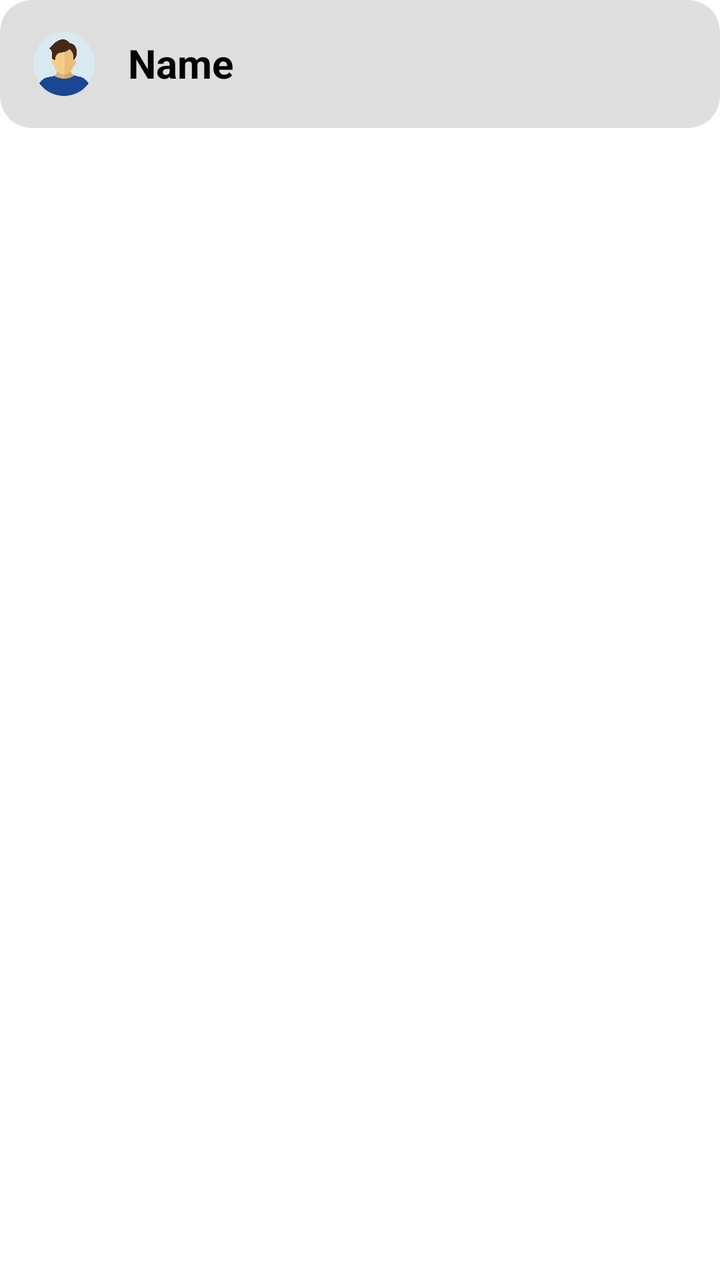
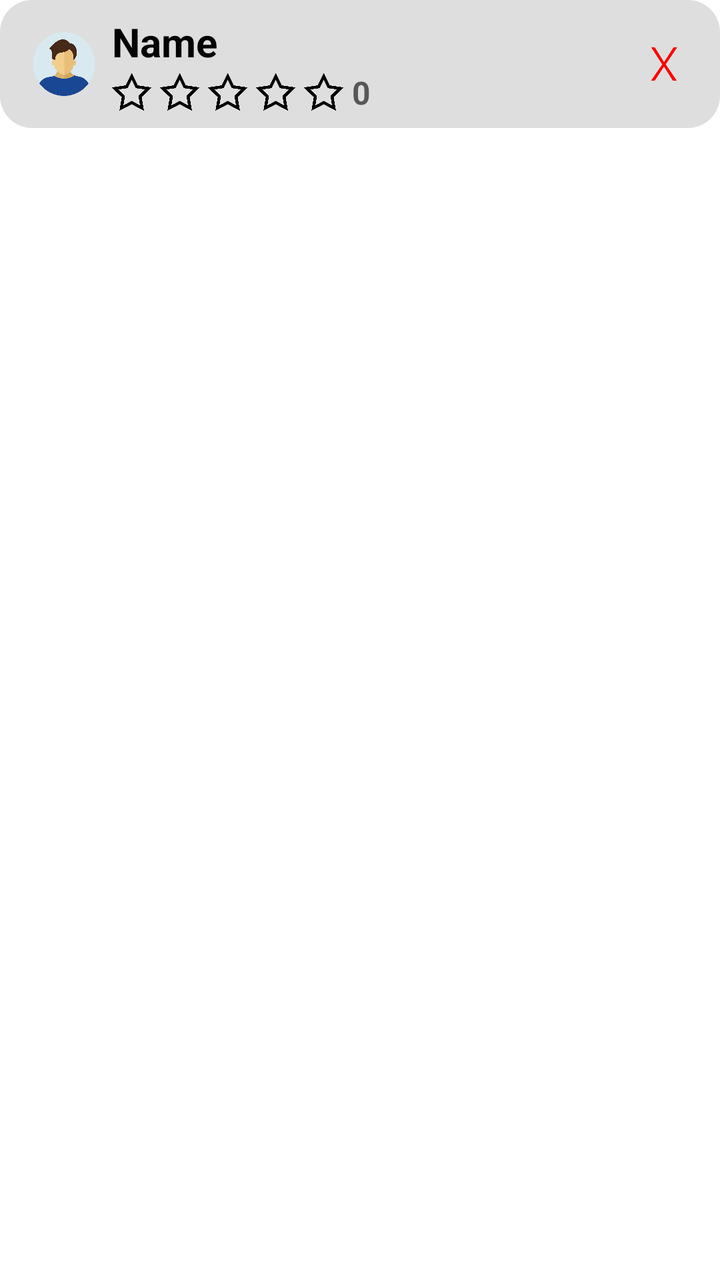

Compare the two renders of this Android layout. The source of the first and the diff that turns it into the second are given below.
<!-- AndroidManifest.xml: application theme Theme.TFG -->
<!-- res/layout/rv_player.xml -->
<?xml version="1.0" encoding="utf-8"?>
<androidx.constraintlayout.widget.ConstraintLayout xmlns:android="http://schemas.android.com/apk/res/android"
    xmlns:app="http://schemas.android.com/apk/res-auto"
    xmlns:tools="http://schemas.android.com/tools"
    android:layout_width="match_parent"
    android:layout_height="80dp"
    android:background="?attr/colorPrimary">

    <LinearLayout
        android:id="@+id/sportButton"
        android:layout_width="0dp"
        android:layout_height="64dp"
        android:background="@drawable/rounded_button_grey"
        android:gravity="center"
        android:orientation="horizontal"
        android:padding="12dp"
        app:layout_constraintEnd_toEndOf="parent"
        app:layout_constraintStart_toStartOf="parent"
        app:layout_constraintTop_toTopOf="parent">

    </LinearLayout>

    <TextView
        android:id="@+id/sportText"
        android:layout_width="0dp"
        android:layout_height="28dp"
        android:layout_marginStart="16dp"
        android:layout_marginEnd="16dp"
        android:text="Name"
        android:textColor="?attr/colorContrast"
        android:textSize="20sp"
        android:textStyle="bold"
        app:layout_constraintBottom_toBottomOf="@+id/imageView2"
        app:layout_constraintEnd_toStartOf="@+id/imageView2"
        app:layout_constraintStart_toEndOf="@+id/profilePic"
        app:layout_constraintTop_toTopOf="@+id/imageView2" />

    <ImageView
        android:id="@+id/imageView2"
        android:layout_width="24dp"
        android:layout_height="24dp"
        android:layout_marginEnd="16dp"
        android:layout_weight="1"
        android:tint="#FF0000"
        android:visibility="gone"
        app:layout_constraintBottom_toBottomOf="@+id/profilePic"
        app:layout_constraintEnd_toEndOf="parent"
        app:layout_constraintTop_toTopOf="@+id/profilePic"
        app:srcCompat="@drawable/deletequeue" />

    <com.google.android.material.imageview.ShapeableImageView
        android:id="@+id/profilePic"
        style="@style/RoundedImage"
        android:layout_width="32dp"
        android:layout_height="32dp"
        android:layout_marginStart="16dp"
        android:layout_marginTop="16dp"
        app:layout_constraintStart_toStartOf="parent"
        app:layout_constraintTop_toTopOf="parent"
        app:srcCompat="@drawable/man" />

    <ImageView
        android:id="@+id/Crown"
        android:layout_width="16dp"
        android:layout_height="16dp"
        android:layout_weight="1"
        android:visibility="gone"
        app:layout_constraintBottom_toBottomOf="@+id/profilePic"
        app:layout_constraintEnd_toEndOf="@+id/profilePic"
        app:srcCompat="@drawable/crowniconv2" />

</androidx.constraintlayout.widget.ConstraintLayout>
<!-- resources referenced by this layout -->
<resources>
  <!-- drawable crowniconv2: png bitmap (drawable, 38901 bytes) -->
  <!-- drawable deletequeue: png bitmap (drawable, 4978 bytes) -->
  <!-- drawable man: png bitmap (drawable, 16637 bytes) -->
  <!-- drawable rounded_button_grey (drawable) -->
  <shape xmlns:android="http://schemas.android.com/apk/res/android">
      <solid android:color="?attr/colorBackground2"/>
      <corners android:radius="16dp"/>
      <padding
          android:left="16dp"
          android:right="16dp"
          android:top="10dp"
          android:bottom="10dp"/>
  </shape>
  <style name="RoundedImage">
          <item name="shapeAppearanceOverlay">@style/RoundedCorners</item>
      </style>
  <style name="Theme.TFG" parent="Base.Theme.TFG" />
  <style name="RoundedCorners">
          <item name="cornerFamily">rounded</item>
          <item name="cornerSize">50%</item> 
      </style>
  <style name="Base.Theme.TFG" parent="Theme.Material3.DayNight.NoActionBar">
          <item name="colorPrimary">@color/mainBackgroundWhite</item>
          <item name="colorContrast">@color/mainTextWhite</item>
          <item name="colorBackground2">@color/background2White</item>
          <item name="colorTextSecondary">@color/secondTextWhite</item>
          <item name="globalBlue">@color/globalBlue</item>
      </style>
  <color name="mainBackgroundWhite">#FFFFFF</color>
  <color name="mainTextWhite">#030303</color>
  <color name="background2White">#DEDEDE</color>
  <color name="secondTextWhite">#575757</color>
  <color name="globalBlue">#1E90FF</color>
</resources>

<!-- the commit's change to res/layout/rv_player.xml (unified diff, before → after) -->
@@ -20,20 +20,88 @@
 
     </LinearLayout>
 
-    <TextView
-        android:id="@+id/sportText"
+    <LinearLayout
         android:layout_width="0dp"
-        android:layout_height="28dp"
-        android:layout_marginStart="16dp"
-        android:layout_marginEnd="16dp"
-        android:text="Name"
-        android:textColor="?attr/colorContrast"
-        android:textSize="20sp"
-        android:textStyle="bold"
-        app:layout_constraintBottom_toBottomOf="@+id/imageView2"
+        android:layout_height="wrap_content"
+        android:layout_marginStart="8dp"
+        android:layout_marginEnd="8dp"
+        android:orientation="vertical"
+        app:layout_constraintBottom_toBottomOf="@+id/sportButton"
         app:layout_constraintEnd_toStartOf="@+id/imageView2"
         app:layout_constraintStart_toEndOf="@+id/profilePic"
-        app:layout_constraintTop_toTopOf="@+id/imageView2" />
+        app:layout_constraintTop_toTopOf="parent">
+
+        <TextView
+            android:id="@+id/sportText"
+            android:layout_width="match_parent"
+            android:layout_height="28dp"
+            android:text="Name"
+            android:textColor="?attr/colorContrast"
+            android:textSize="20sp"
+            android:textStyle="bold" />
+
+        <LinearLayout
+            android:id="@+id/starLL"
+            android:layout_width="wrap_content"
+            android:layout_height="wrap_content"
+            android:gravity="center|center_horizontal"
+            android:orientation="horizontal">
+
+            <ImageView
+                android:id="@+id/star1"
+                android:layout_width="20dp"
+                android:layout_height="20dp"
+                android:layout_weight="1"
+                android:tint="?attr/colorContrast"
+                app:srcCompat="@drawable/star_empty" />
+
+            <ImageView
+                android:id="@+id/star2"
+                android:layout_width="20dp"
+                android:layout_height="20dp"
+                android:layout_marginLeft="4dp"
+                android:layout_weight="1"
+                android:tint="?attr/colorContrast"
+                app:srcCompat="@drawable/star_empty" />
+
+            <ImageView
+                android:id="@+id/star3"
+                android:layout_width="20dp"
+                android:layout_height="20dp"
+                android:layout_marginLeft="4dp"
+                android:layout_weight="1"
+                android:tint="?attr/colorContrast"
+                app:srcCompat="@drawable/star_empty" />
+
+            <ImageView
+                android:id="@+id/star4"
+                android:layout_width="20dp"
+                android:layout_height="20dp"
+                android:layout_marginLeft="4dp"
+                android:layout_weight="1"
+                android:tint="?attr/colorContrast"
+                app:srcCompat="@drawable/star_empty" />
+
+            <ImageView
+                android:id="@+id/star5"
+                android:layout_width="20dp"
+                android:layout_height="20dp"
+                android:layout_marginLeft="4dp"
+                android:layout_weight="1"
+                android:tint="?attr/colorContrast"
+                app:srcCompat="@drawable/star_empty" />
+
+            <TextView
+                android:id="@+id/ratingText"
+                android:layout_width="wrap_content"
+                android:layout_height="wrap_content"
+                android:layout_marginLeft="4dp"
+                android:text="0"
+                android:textColor="?attr/colorTextSecondary"
+                android:textSize="16sp"
+                android:textStyle="bold" />
+        </LinearLayout>
+    </LinearLayout>
 
     <ImageView
         android:id="@+id/imageView2"
@@ -42,7 +110,7 @@
         android:layout_marginEnd="16dp"
         android:layout_weight="1"
         android:tint="#FF0000"
-        android:visibility="gone"
+        android:visibility="visible"
         app:layout_constraintBottom_toBottomOf="@+id/profilePic"
         app:layout_constraintEnd_toEndOf="parent"
         app:layout_constraintTop_toTopOf="@+id/profilePic"
<!-- resource entries referenced after the edit -->
@@ -13,6 +13,7 @@
           android:top="10dp"
           android:bottom="10dp"/>
   </shape>
+  <!-- drawable star_empty: png bitmap (drawable, 9334 bytes) -->
   <style name="RoundedImage">
           <item name="shapeAppearanceOverlay">@style/RoundedCorners</item>
       </style>
